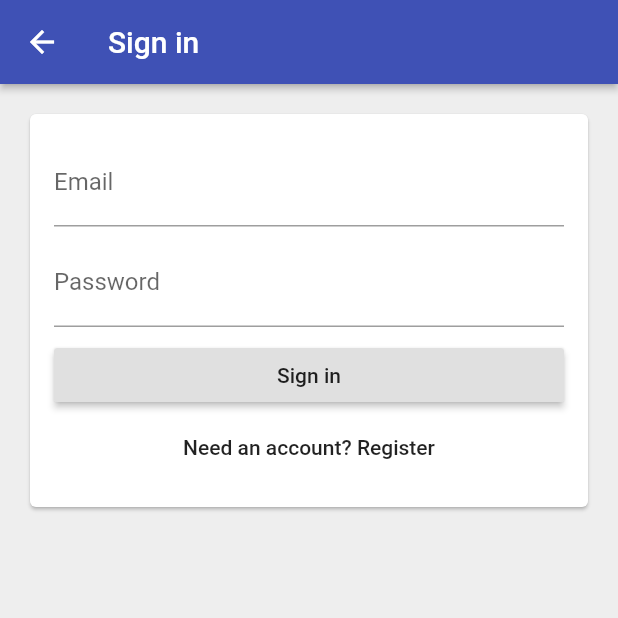
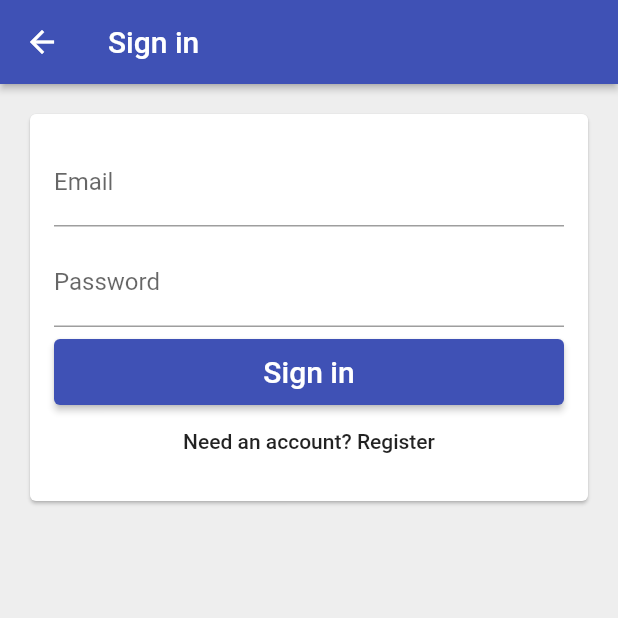
Before and after one commit to christenbc/time_tracker_app, a Flutter app: the EmailSignInPage screen opened directly, on a phone screen of 412 x 824 dp, the top half of it. Run offline on Flutter 3.47's test engine with Material 2 defaults, Android fonts, the phone set to English and light mode, and no system bars; our stand-ins replace firebase_auth, firebase_core, google_sign_in; accounts and stored records are empty.

Commit message:
add and implement a customized button

```diff
--- a/lib/app/sign_in/email_sign_in_form.dart
+++ b/lib/app/sign_in/email_sign_in_form.dart
@@ -1,4 +1,5 @@
 import 'package:flutter/material.dart';
+import 'package:time_tracker/common_widgets/form_submit_button.dart';
 
 class EmailSignInForm extends StatelessWidget {
   List<Widget> _buildChildren(){
@@ -17,8 +18,8 @@ class EmailSignInForm extends StatelessWidget {
         obscureText: true,
       ),
       SizedBox(height: 8.0),
-      RaisedButton(
-          child: Text('Sign in'),
+      FormSubmitButton(
+          text: 'Sign in',
           onPressed: () {},
       ),
       FlatButton(
--- /dev/null
+++ b/lib/common_widgets/form_submit_button.dart
@@ -0,0 +1,18 @@
+import 'package:flutter/material.dart';
+import 'package:time_tracker/common_widgets/custom_raised_button.dart';
+
+class FormSubmitButton extends CustomRaisedButton {
+  FormSubmitButton({
+    @required String text,
+    VoidCallback onPressed,
+  }) : super(
+          child: Text(
+            text,
+            style: TextStyle(color: Colors.white, fontSize: 20.0),
+          ),
+          height: 44.0,
+          color: Colors.indigo,
+          borderRadius: 4.0,
+          onPressed: onPressed,
+        );
+}
```
